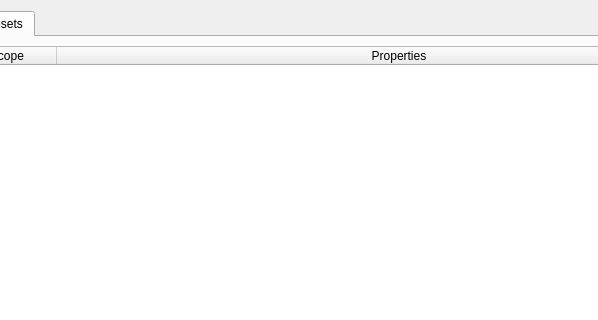
Old version of the form ui/metadata_dialog.ui in the repository DiamondHawk8/Oculus; both pictures show x 166 to 764 and y 0 to 320 of the 930 by 567 pixel window.
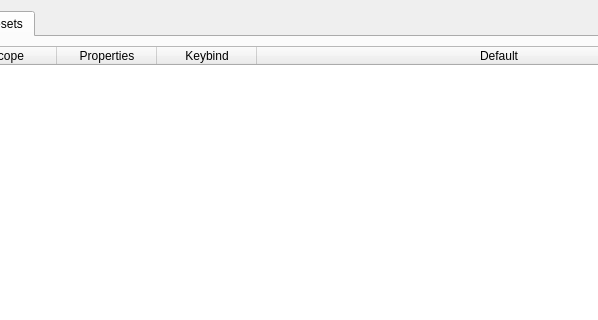
New version of the form.

Commit message: Add default and keybind ui elements

```diff
--- a/ui/metadata_dialog.ui
+++ b/ui/metadata_dialog.ui
@@ -109,7 +109,7 @@
           <enum>QAbstractItemView::SelectionBehavior::SelectRows</enum>
          </property>
          <property name="columnCount">
-          <number>3</number>
+          <number>5</number>
          </property>
          <attribute name="horizontalHeaderStretchLastSection">
           <bool>true</bool>
@@ -132,6 +132,16 @@
            <string>Properties</string>
           </property>
          </column>
+         <column>
+          <property name="text">
+           <string>Keybind</string>
+          </property>
+         </column>
+         <column>
+          <property name="text">
+           <string>Default</string>
+          </property>
+         </column>
         </widget>
        </item>
        <item>
```
The commit also changes 2 other files.
